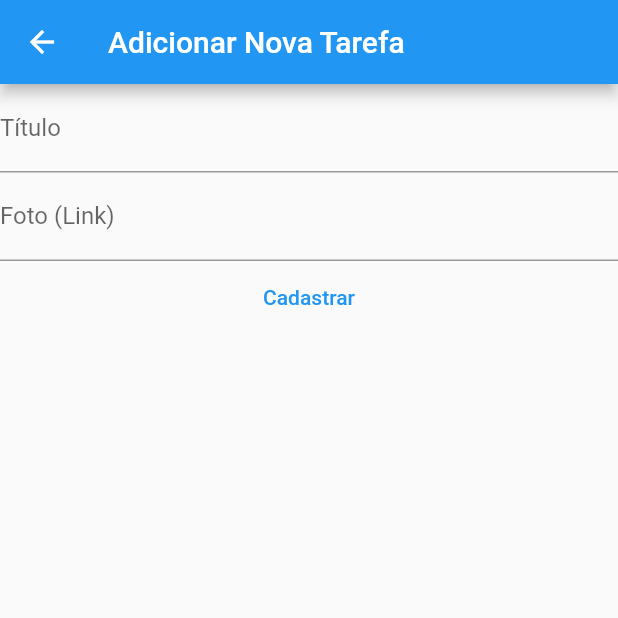
After one commit to Davidson031/AppTarefasFlutter, a Flutter app: the PaginaAdicionarTarefa screen opened by its route, after a tap on "Cadastrar", on a phone screen of 412 x 824 dp, the top half of it. The commit adds this screen. Run offline on Flutter 3.47's test engine with Material 2 defaults, Android fonts, the phone set to English and light mode, and no system bars.

Commit message:
Novo(a)s pagina, rota e provider. Funcionalidade de adicionar tarefa concluida

```diff
--- a/lib/dados/tarefas.dart
+++ b/lib/dados/tarefas.dart
@@ -4,8 +4,8 @@ import 'package:app_tarefas/models/tarefa.dart';
 
 final listaMockupTarefas =[
 
-  Tarefa("Lavar Prato"),
-  Tarefa("Passear com Cachorro"),
-  Tarefa("Limpar Telhado"),
+  Tarefa("Lavar Prato", "abc"),
+  Tarefa("Passear com Cachorro", "def"),
+  Tarefa("Limpar Telhado", "ghi"),
 
 ];
--- a/lib/main.dart
+++ b/lib/main.dart
@@ -1,3 +1,4 @@
+import 'package:app_tarefas/paginas/pagina_adicionar_tarefa.dart';
 import 'package:app_tarefas/paginas/pagina_lista_tarefas.dart';
 import 'package:app_tarefas/utils/rotas.dart';
 import 'package:flutter/material.dart';
@@ -12,7 +13,6 @@ void main() {
 class MyApp extends StatelessWidget {
   const MyApp({Key? key}) : super(key: key);
 
-  // This widget is the root of your application.
   @override
   Widget build(BuildContext context) {
     return MultiProvider(
@@ -22,12 +22,14 @@ class MyApp extends StatelessWidget {
         ),
       ],
       child: MaterialApp(
+        debugShowCheckedModeBanner: false,
         title: 'Tarefas App',
         theme: ThemeData(
           primarySwatch: Colors.blue,
         ),
         routes: {
           Rotas.TELA_PRINCIPAL: (context) => PaginaListaTarefas(),
+          Rotas.TELA_ADICIONAR_TAREFA: (context) => PaginaAdicionarTarefa(),
         },
       ),
     );
--- a/lib/models/listaDeTarefas.dart
+++ b/lib/models/listaDeTarefas.dart
@@ -2,15 +2,15 @@ import 'package:app_tarefas/models/tarefa.dart';
 import 'package:flutter/material.dart';
 import '../dados/tarefas.dart';
 
-class ListaDeTarefas with ChangeNotifier{
+class ListaDeTarefas with ChangeNotifier {
+  List<Tarefa> _tarefas = listaMockupTarefas;
 
-
-List<Tarefa> _tarefas = listaMockupTarefas;
-
-List<Tarefa> get tarefas {
+  List<Tarefa> get tarefas {
     return [..._tarefas];
   }
 
-
-
+  void adicionarTarefa(Tarefa tarefa){
+    _tarefas.add(tarefa);
+    notifyListeners();
+  }
 }
--- a/lib/models/tarefa.dart
+++ b/lib/models/tarefa.dart
@@ -1,5 +1,6 @@
 class Tarefa {
   final String titulo;
+  final String link;
 
-  Tarefa(this.titulo);
+  Tarefa(this.titulo, this.link);
 }
--- /dev/null
+++ b/lib/paginas/pagina_adicionar_tarefa.dart
@@ -0,0 +1,59 @@
+import 'package:app_tarefas/models/listaDeTarefas.dart';
+import 'package:app_tarefas/models/tarefa.dart';
+import 'package:flutter/material.dart';
+import 'package:flutter/src/foundation/key.dart';
+import 'package:flutter/src/widgets/framework.dart';
+import 'package:provider/provider.dart';
+
+class PaginaAdicionarTarefa extends StatefulWidget {
+  const PaginaAdicionarTarefa({Key? key}) : super(key: key);
+
+  @override
+  State<PaginaAdicionarTarefa> createState() => _PaginaAdicionarTarefaState();
+}
+
+class _PaginaAdicionarTarefaState extends State<PaginaAdicionarTarefa> {
+
+  final _formKey = GlobalKey<FormState>();
+  String _tituloTarefa = '';
+  String _linkTarefa = '';
+
+  void enviarForm(){
+
+    _formKey.currentState?.save();
+
+
+    final provider = Provider.of<ListaDeTarefas>(context, listen: false).adicionarTarefa(
+      Tarefa(_tituloTarefa, _linkTarefa)
+    );
+
+  }
+
+  @override
+  Widget build(BuildContext context) {
+    return Scaffold(
+      appBar: AppBar(
+        title: const Text('Adicionar Nova Tarefa'),
+      ),
+      body: Form(
+        key: _formKey,
+        child: ListView(
+          children: [
+            TextFormField(
+              decoration: const InputDecoration(labelText: "Título"),
+              onSaved: (titulo) => _tituloTarefa = titulo!,
+            ),
+            TextFormField(
+              decoration: const InputDecoration(labelText: "Foto (Link)"),
+              onSaved: (link) => _linkTarefa = link!,
+            ),
+            TextButton(
+              onPressed: enviarForm,
+              child: const Text('Cadastrar'),
+            )
+          ],
+        ),
+      ),
+    );
+  }
+}
--- a/lib/paginas/pagina_lista_tarefas.dart
+++ b/lib/paginas/pagina_lista_tarefas.dart
@@ -5,6 +5,7 @@ import 'package:provider/provider.dart';
 
 import '../dados/tarefas.dart';
 import '../models/listaDeTarefas.dart';
+import '../utils/rotas.dart';
 
 class PaginaListaTarefas extends StatefulWidget {
   const PaginaListaTarefas({Key? key}) : super(key: key);
@@ -24,6 +25,9 @@ class _PaginaListaTarefasState extends State<PaginaListaTarefas> {
       appBar: AppBar(
         title: const Text("Tarefas Pendentes"),
         actions: [
+          IconButton(onPressed: (){
+            Navigator.of(context).pushNamed(Rotas.TELA_ADICIONAR_TAREFA);
+          }, icon: Icon(Icons.add))
         ],
       ),
       body: ListView.builder(
--- a/lib/utils/rotas.dart
+++ b/lib/utils/rotas.dart
@@ -2,6 +2,7 @@ class Rotas {
 
 
   static const TELA_PRINCIPAL = '/';
+  static const TELA_ADICIONAR_TAREFA = '/adicionar_tarefa';
 
 
 }
```
